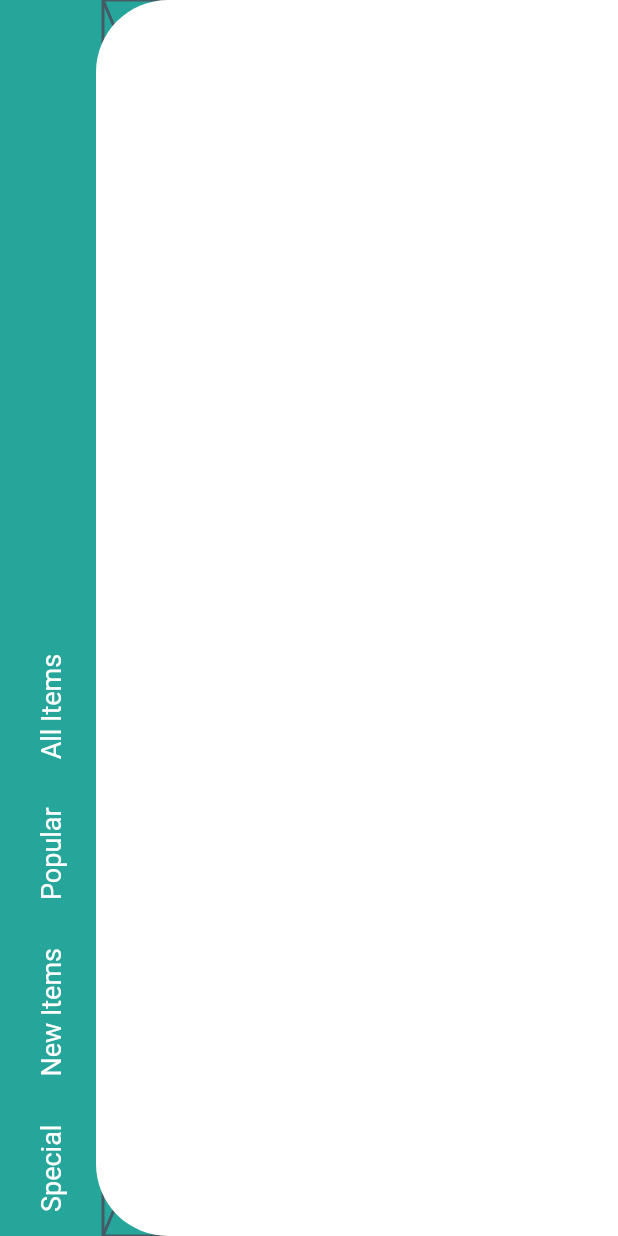
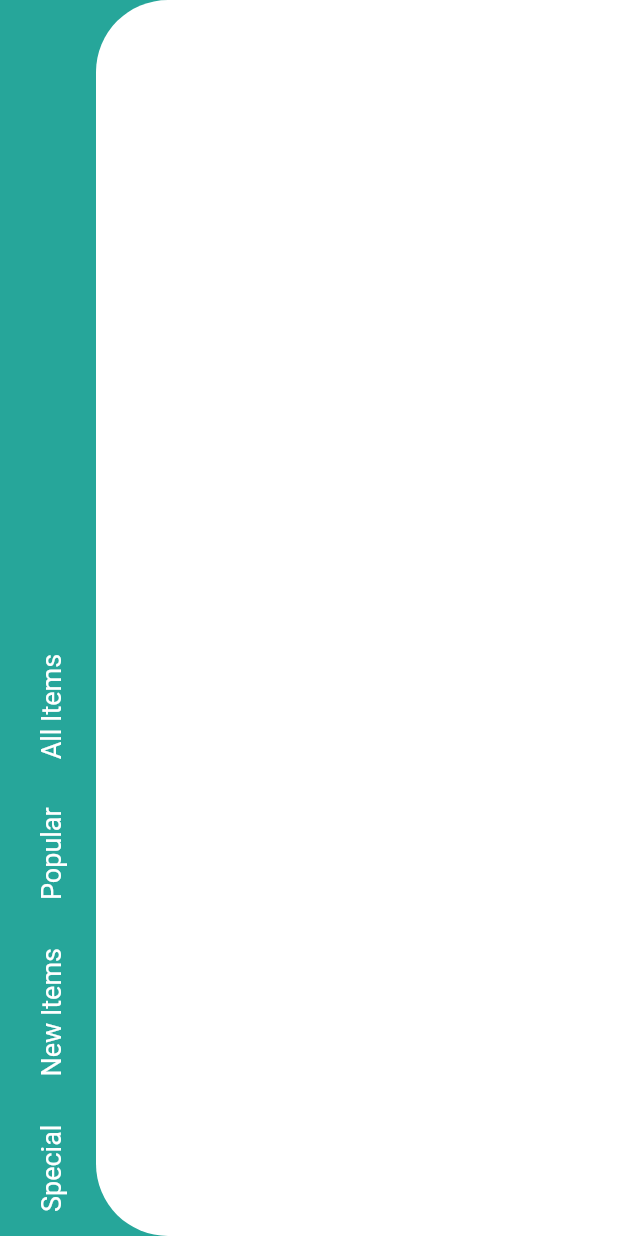
Before and after one commit to JAICHANGPARK/flutter_notebook_8th_story, a Flutter app: the screen it shows after launch, on a phone screen of 412 x 824 dp. Run offline on Flutter 3.47's test engine with Material 2 defaults, Android fonts, the phone set to English and light mode, and no system bars; our stand-ins replace badges, google_fonts.

Commit message:
Update food_main_page.dart

```diff
--- a/lib/ep566_food_delivery_app/food_main_page.dart
+++ b/lib/ep566_food_delivery_app/food_main_page.dart
@@ -70,7 +70,7 @@ class _FoodMainPageState extends State<FoodMainPage> {
                         },
                       ),
                     ),
-                    Expanded(flex: 10, child: Placeholder()),
+                    Expanded(flex: 10, child: Container()),
                   ],
                 ),
               )),
```
